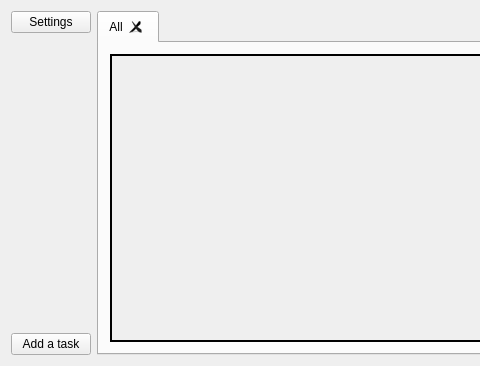
Above: taskbook.ui from SkyBlue10/Taskbook before the change; both pictures show x 0 to 480 and y 0 to 366 of the 743 by 366 pixel window. Below: the same form after it.
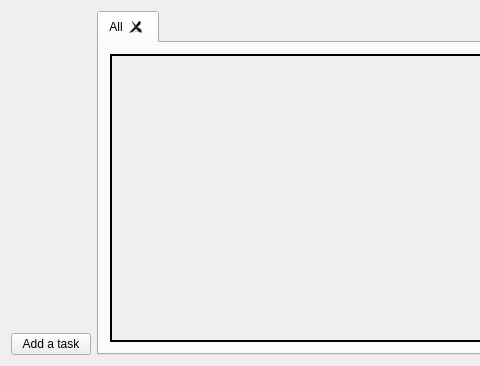
That is the form after the change.

Diff of the .ui file:
```diff
--- a/taskbook.ui
+++ b/taskbook.ui
@@ -16,16 +16,6 @@
   <layout class="QHBoxLayout" name="horizontalLayout" stretch="0,0,0">
    <item>
     <layout class="QVBoxLayout" name="left_column">
-     <item>
-      <widget class="QPushButton" name="qpbSettings">
-       <property name="enabled">
-        <bool>true</bool>
-       </property>
-       <property name="text">
-        <string>Settings</string>
-       </property>
-      </widget>
-     </item>
      <item>
       <spacer name="vertspacer3">
        <property name="orientation">
```
